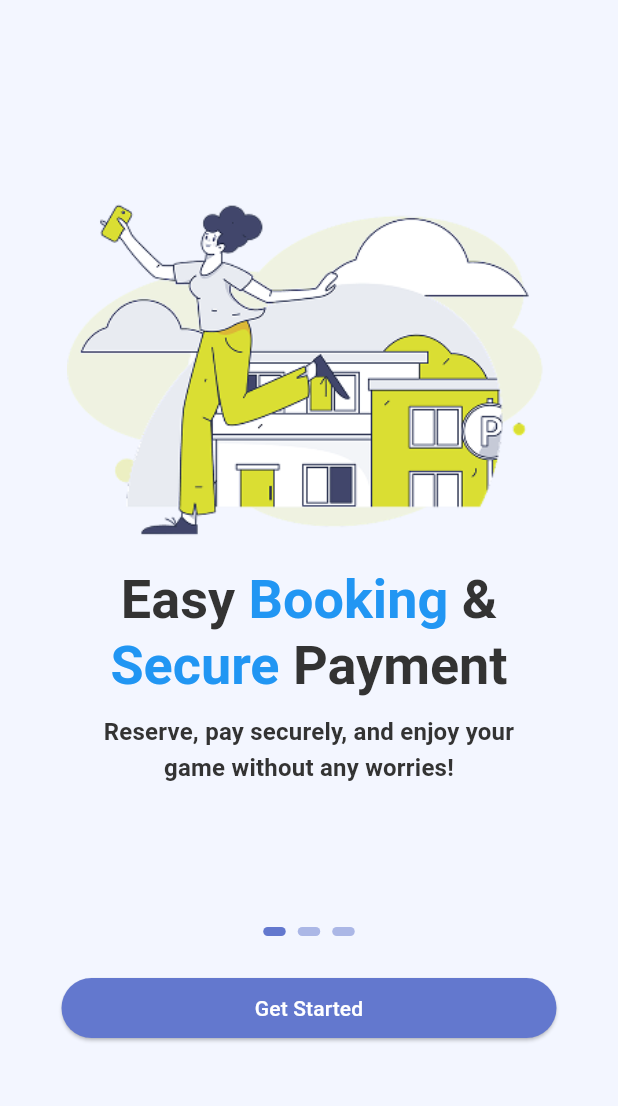
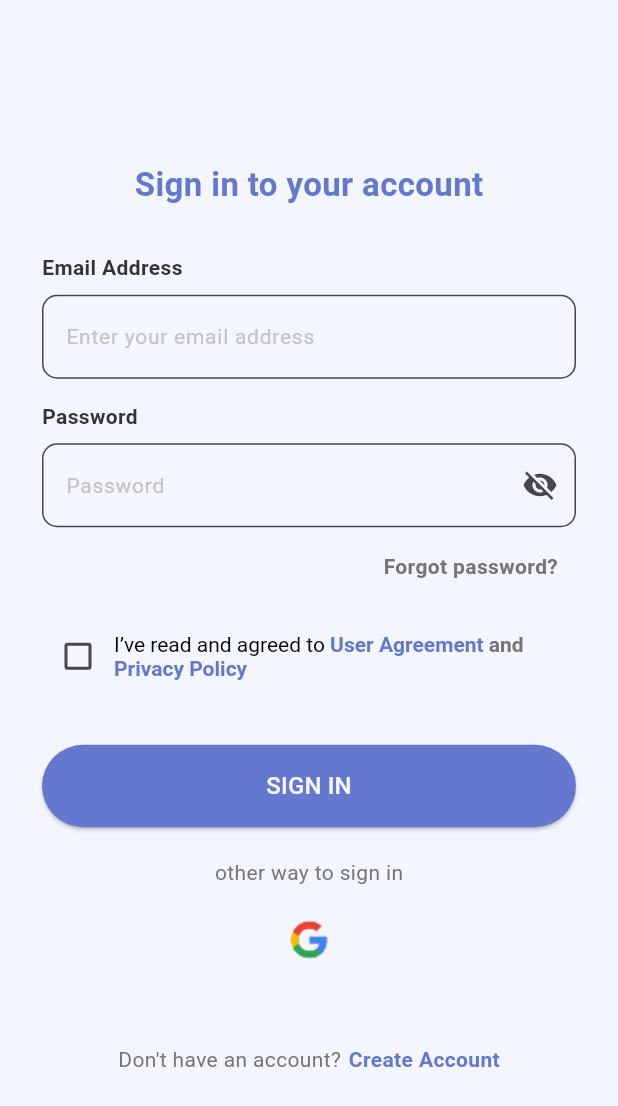
Before and after one commit to brianashari18/fitspace_sports_venue_booking_mobile, a Flutter app: the screen it shows after launch, on a phone screen of 412 x 824 dp. Shown: the top 1106 px of the screen. Run offline on Flutter 3.47's test engine with Material 3 defaults, Android fonts, the phone set to English and light mode, and no system bars; drawn by our look-alikes of carousel_slider; our stand-ins replace google_fonts.

Commit message:
sign in done

```diff
--- a/lib/main.dart
+++ b/lib/main.dart
@@ -1,3 +1,4 @@
+import 'package:fitspace_sports_venue_booking_mobile/screens/sign_in_screen.dart';
 import 'package:fitspace_sports_venue_booking_mobile/screens/splash_screen.dart';
 import 'package:fitspace_sports_venue_booking_mobile/screens/start_screen.dart';
 import 'package:flutter/material.dart';
@@ -17,7 +18,7 @@ class MyApp extends StatelessWidget {
       theme: ThemeData(
         useMaterial3: true,
       ),
-      home: const StartScreen(),
+      home: const SignInScreen(),
     );
   }
 }
--- /dev/null
+++ b/lib/screens/sign_in_screen.dart
@@ -0,0 +1,381 @@
+import 'package:fitspace_sports_venue_booking_mobile/utils/colors.dart';
+import 'package:fitspace_sports_venue_booking_mobile/utils/size.dart';
+import 'package:flutter/gestures.dart';
+import 'package:flutter/material.dart';
+
+class SignInScreen extends StatefulWidget {
+  const SignInScreen({super.key});
+
+  @override
+  State<SignInScreen> createState() => SignInScreenState();
+}
+
+class SignInScreenState extends State<SignInScreen> {
+  final TextEditingController _emailController = TextEditingController();
+  final TextEditingController _passwordController = TextEditingController();
+
+  // final AuthService _apiService = AuthService();
+  // final GoogleService _googleService = GoogleService();
+
+  String? _emailError;
+  String? _passwordError;
+  bool _obscurePassword = true;
+  bool _isSignIn = false;
+  bool _isChecked = false;
+
+  @override
+  void dispose() {
+    _emailController.dispose();
+    _passwordController.dispose();
+    super.dispose();
+  }
+
+  @override
+  Widget build(BuildContext context) {
+    return Scaffold(
+      backgroundColor: AppColors.whitePurple,
+      body: SafeArea(
+        child: Center(
+          child: SingleChildScrollView(
+            child: Padding(
+              padding: const EdgeInsets.symmetric(horizontal: 28.0),
+              child: Column(
+                mainAxisAlignment: MainAxisAlignment.center,
+                crossAxisAlignment: CrossAxisAlignment.center,
+                children: [
+                  const Text(
+                    'Sign in to your account',
+                    style: TextStyle(
+                      fontSize: 22,
+                      fontWeight: FontWeight.bold,
+                      color: AppColors.darkerPrimaryColor,
+                    ),
+                  ),
+                  const SizedBox(height: 30),
+                  const Align(
+                    alignment: Alignment.centerLeft, // Aligns the text to the left
+                    child: Text(
+                      'Email Address',
+                      style: TextStyle(
+                        fontSize: 14,
+                        color: AppColors.darkGrey,
+                        fontWeight: FontWeight.bold,
+                      ),
+                    ),
+                  ),
+                  const SizedBox(height: 8),
+                  Container(
+                    decoration: BoxDecoration(
+                      borderRadius: BorderRadius.circular(10),
+                    ),
+                    child: TextField(
+                      controller: _emailController,
+                      decoration: InputDecoration(
+                        labelText: 'Enter your email address',
+                        labelStyle: const TextStyle(
+                          fontSize: 14,
+                          color: AppColors.lightGrey,
+                        ),
+                        errorText: _emailError,
+                        border: OutlineInputBorder(
+                          borderRadius: BorderRadius.circular(10),
+                        ),
+                        filled: true,
+                        fillColor: AppColors.whitePurple,
+                        floatingLabelBehavior: FloatingLabelBehavior.never,
+                      ),
+                    ),
+                  ),
+                  const SizedBox(height: 15),
+                  const Align(
+                    alignment: Alignment.centerLeft, // Aligns the text to the left
+                    child: Text(
+                      'Password',
+                      style: TextStyle(
+                        fontSize: 14,
+                        color: AppColors.darkGrey,
+                        fontWeight: FontWeight.bold,
+                      ),
+                    ),
+                  ),
+                  const SizedBox(height: 8),
+                  Container(
+                    decoration: BoxDecoration(
+                      borderRadius: BorderRadius.circular(10),
+                    ),
+                    child: TextField(
+                      controller: _passwordController,
+                      obscureText: _obscurePassword,
+                      decoration: InputDecoration(
+                        labelText: 'Password',
+                        labelStyle: const TextStyle(
+                          fontSize: 14,
+                          color: AppColors.lightGrey,
+                        ),
+                        border: OutlineInputBorder(
+                          borderRadius: BorderRadius.circular(10),
+                        ),
+                        suffixIcon: IconButton(
+                          icon: Icon(
+                            _obscurePassword
+                                ? Icons.visibility_off
+                                : Icons.visibility,
+                          ),
+                          onPressed: () {
+                            setState(() {
+                              _obscurePassword = !_obscurePassword;
+                            });
+                          },
+                        ),
+                        filled: true,
+                        fillColor: AppColors.whitePurple,
+                        floatingLabelBehavior: FloatingLabelBehavior.never,
+                        errorText: _passwordError,
+                      ),
+                    ),
+                  ),
+                  const SizedBox(height: 10),
+                  Align(
+                    alignment: Alignment.centerRight,
+                    child: InkWell(
+                      onTap: () {
+                        // Navigator.of(context).push(MaterialPageRoute(
+                        //     // builder: (context) =>
+                        //     // const ForgetPasswordScreen()));
+                      },
+                      splashColor: Colors.transparent,
+                      highlightColor: Colors.transparent,
+                      child: Container(
+                        padding: const EdgeInsets.symmetric(
+                            horizontal: 12, vertical: 6),
+                        child: const Text(
+                          'Forgot password?',
+                          style: TextStyle(
+                            color: AppColors.grey,
+                            fontSize: 14,
+                            fontWeight: FontWeight.w600
+                          ),
+                        ),
+                      ),
+                    ),
+                  ),
+                  const SizedBox(height: 20),
+                  Row(
+                    children: <Widget>[
+                      Checkbox(
+                        value: _isChecked,
+                        onChanged: (bool? value) {
+                          setState(() {
+                            _isChecked = value!;
+                          });
+                        },
+                      ),
+                      Expanded(
+                        child: RichText(
+                          text: TextSpan(
+                            text: "I’ve read and agreed to ",
+                            style: const TextStyle(color: Colors.black),
+                            children: <TextSpan>[
+                              TextSpan(
+                                text: "User Agreement",
+                                style: const TextStyle(
+                                  color: AppColors.darkerPrimaryColor,
+                                  fontWeight: FontWeight.bold
+                                ),
+                                recognizer: TapGestureRecognizer()
+                                  ..onTap = () {
+                                    // Handle User Agreement tap
+                                    print('User Agreement tapped');
+                                  },
+                              ),
+                              const TextSpan(
+                                text: " and ",
+                                style: TextStyle(
+                                  color: AppColors.grey,
+                                  fontWeight: FontWeight.bold
+                                ),
+                              ),
+                              TextSpan(
+                                text: "Privacy Policy",
+                                style: const TextStyle(
+                                    color: AppColors.darkerPrimaryColor,
+                                    fontWeight: FontWeight.bold
+                                ),
+                                recognizer: TapGestureRecognizer()
+                                  ..onTap = () {
+                                    // Handle Privacy Policy tap
+                                    print('Privacy Policy tapped');
+                                  },
+                              ),
+                            ],
+                          ),
+                        ),
+                      ),
+                    ],
+                  ),
+                  const SizedBox(height: 35),
+                  SizedBox(
+                    width: double.infinity,
+                    child: ElevatedButton(
+                      onPressed: _validateInputs,
+                      style: ElevatedButton.styleFrom(
+                        backgroundColor: AppColors.darkerPrimaryColor,
+                        padding: const EdgeInsets.symmetric(vertical: 16),
+                        shape: RoundedRectangleBorder(
+                          borderRadius: BorderRadius.circular(30),
+                        ),
+                      ),
+                      child: _isSignIn
+                          ? const CircularProgressIndicator()
+                          : const Text(
+                        'SIGN IN',
+                        style: TextStyle(
+                          fontSize: 16,
+                          color: Color.fromRGBO(245, 245, 245, 1),
+                        ),
+                      ),
+                    ),
+                  ),
+                  const SizedBox(height: 20),
+                  const Text(
+                    'other way to sign in',
+                    style: TextStyle(
+                      color: AppColors.grey,
+                      fontSize: 14,
+                    ),
+                  ),
+                  const SizedBox(height: 15),
+                  GestureDetector(
+                    onTap: () {
+                      // _onLoginGoogle();
+                      // _googleService.logout();
+                    },
+                    child: Image.asset(
+                      'assets/icons/google.png',
+                      height: 40,
+                    ),
+                  ),
+                  Align(
+                    alignment: Alignment.center,
+                    child: Padding(
+                      padding: const EdgeInsets.only(top: 50),
+                      child: Column(
+                        mainAxisAlignment: MainAxisAlignment.center,
+                        children: [
+                          Row(
+                            mainAxisAlignment: MainAxisAlignment.center,
+                            children: [
+                              const Text(
+                                'Don\'t have an account?',
+                                style: TextStyle(
+                                  color: AppColors.grey,
+                                  fontSize: 14,
+                                ),
+                              ),
+                              const SizedBox(width: 5),  // Add some space between the texts
+                              InkWell(
+                                onTap: () {
+                                  // Navigator.of(context).push(MaterialPageRoute(
+                                  //     builder: (context) => const RegisterScreen()));
+                                },
+                                splashColor: Colors.transparent,
+                                highlightColor: Colors.transparent,
+                                child: const Text(
+                                  'Create Account',
+                                  style: TextStyle(
+                                    color: AppColors.darkerPrimaryColor,
+                                    fontSize: 14,
+                                    fontWeight: FontWeight.bold,  // Make it stand out
+                                  ),
+                                ),
+                              ),
+                            ],
+                          ),
+                        ],
+                      ),
+                    ),
+                  )
+                ],
+              ),
+            ),
+          ),
+        ),
+      ),
+    );
+  }
+
+  bool _isValidEmail(String email) {
+    final RegExp emailRegex =
+    RegExp(r'^[a-zA-Z0-9._%+-]+@[a-zA-Z0-9.-]+\.[a-zA-Z]{2,}$');
+    return emailRegex.hasMatch(email);
+  }
+
+  void _validateInputs() async {
+    setState(() {
+      _isSignIn = true;
+    });
+
+    final email = _emailController.text;
+    final password = _passwordController.text;
+
+    setState(() {
+      _emailError = null;
+      _passwordError = null;
+
+      if (email.isEmpty || !_isValidEmail(email)) {
+        _emailError = 'Enter a valid email address';
+        FocusScope.of(context).requestFocus(FocusNode());
+      }
+    });
+
+    if (password.isEmpty) {
+      _passwordError = 'Password cannot be empty';
+      FocusScope.of(context).requestFocus(FocusNode());
+    }
+
+    // Validasi Password
+    // if (_emailError == null && _passwordError == null) {
+    //   final result = await _apiService.login(email, password);
+    //   if (result['success'] == 'true') {
+    //     User user = result['user'];
+    //     ScaffoldMessenger.of(context).clearSnackBars();
+    //     ScaffoldMessenger.of(context).showSnackBar(
+    //         const SnackBar(content: Text('Sign In Successfully')));
+    //     Navigator.of(context).pushAndRemoveUntil(
+    //       MaterialPageRoute(builder: (context) => HomepageScreen(user: user)),
+    //           (route) => false,
+    //     );
+    //   } else {
+    //     final errorMessage = result['error'];
+    //     ScaffoldMessenger.of(context).clearSnackBars();
+    //     ScaffoldMessenger.of(context)
+    //         .showSnackBar(SnackBar(content: Text(errorMessage)));
+    //   }
+    // } else {
+    //   print('Login Failed');
+    // }
+
+    setState(() {
+      _isSignIn = false;
+    });
+  }
+
+  // void _onLoginGoogle() async {
+  //   final result = await _googleService.login();
+  //   if (result['success'] == 'true') {
+  //     User user = result['user'];
+  //     ScaffoldMessenger.of(context).clearSnackBars();
+  //     ScaffoldMessenger.of(context)
+  //         .showSnackBar(const SnackBar(content: Text('Sign In Successfully')));
+  //     Navigator.of(context).pushAndRemoveUntil(
+  //       MaterialPageRoute(builder: (context) => HomepageScreen(user: user)),
+  //           (route) => false,
+  //     );
+  //   } else {
+  //     final errorMessage = result['error'];
+  //     ScaffoldMessenger.of(context).clearSnackBars();
+  //     ScaffoldMessenger.of(context)
+  //         .showSnackBar(SnackBar(content: Text(errorMessage)));
+  //   }
+  // }
+}
--- a/lib/utils/colors.dart
+++ b/lib/utils/colors.dart
@@ -7,4 +7,6 @@ class AppColors {
   static const greyPrimaryColor = Color(0xFFF5F5F5);
   static const darkGrey = Color(0xFF333333);
   static const whitePurple = Color(0xFFF3F6FF);
+  static const lightGrey = Color(0xFFC4C4C4);
+  static const grey = Color(0xFF757575);
 }
--- a/pubspec.yaml
+++ b/pubspec.yaml
@@ -66,6 +66,7 @@ flutter:
     - assets/images/logo.png
     - assets/images/login1.png
     - assets/images/login2.png
+    - assets/icons/google.png
 
   # An image asset can refer to one or more resolution-specific "variants", see
   # https://flutter.dev/to/resolution-aware-images
```
Also changed, not shown: assets/icons/google.png (added).
